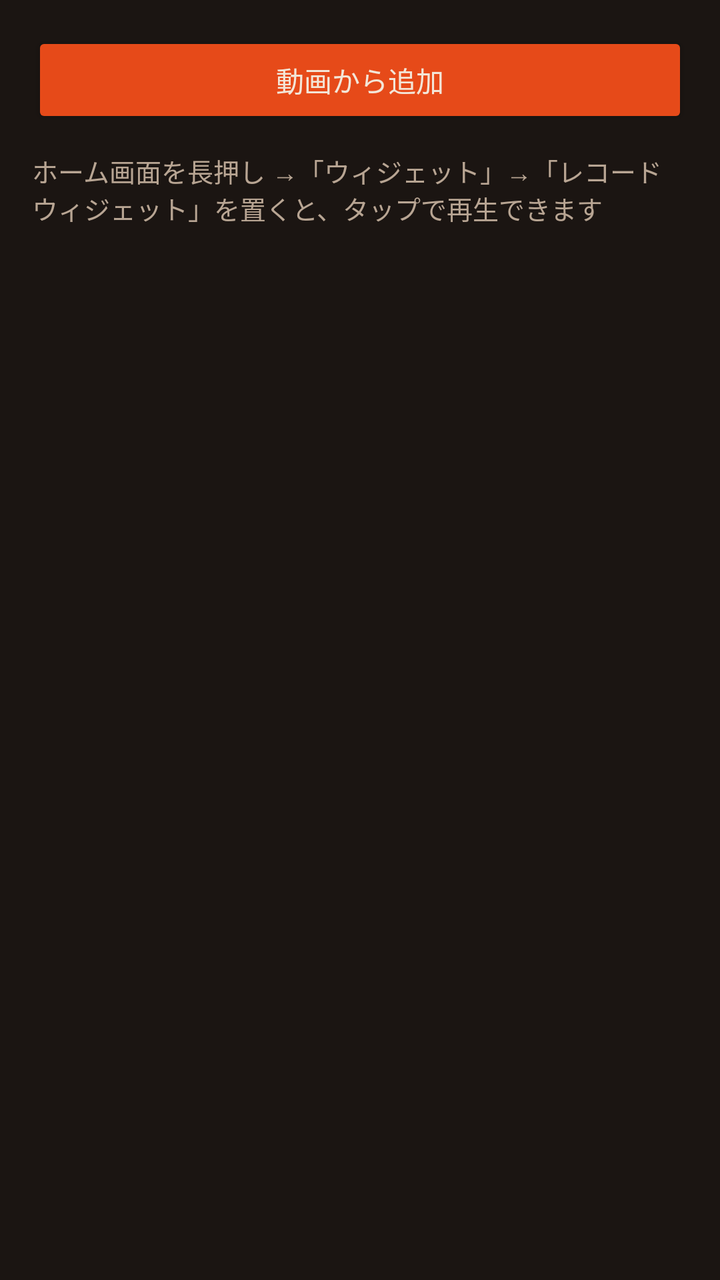
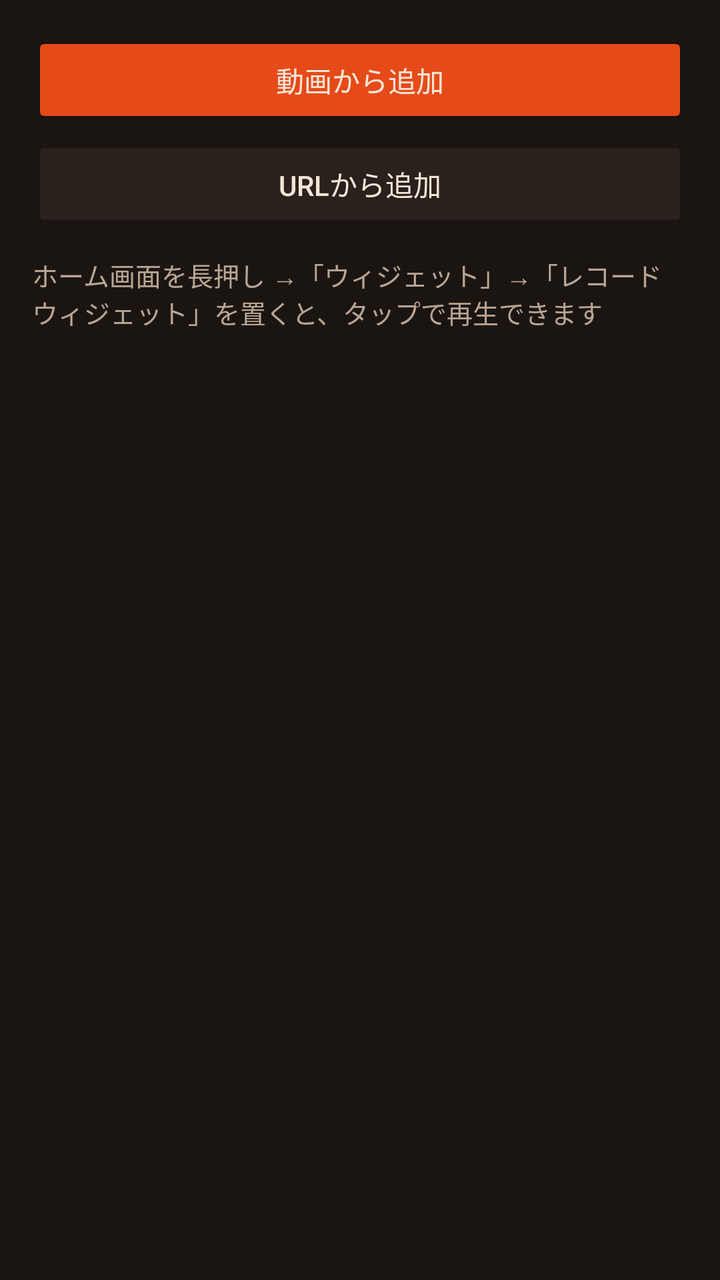

An Android layout rendered at two revisions. The XML below is the earlier revision; the diff shows what the commit changed to produce the second picture.
<!-- AndroidManifest.xml: application theme Theme.RecordWidget -->
<!-- res/layout/activity_main.xml -->
<?xml version="1.0" encoding="utf-8"?>
<LinearLayout xmlns:android="http://schemas.android.com/apk/res/android"
    android:layout_width="match_parent"
    android:layout_height="match_parent"
    android:orientation="vertical"
    android:fitsSystemWindows="true"
    android:padding="16dp">

    <Button
        android:id="@+id/addButton"
        android:layout_width="match_parent"
        android:layout_height="wrap_content"
        android:backgroundTint="@color/shop_accent"
        android:text="@string/add_from_video"
        android:textColor="@color/shop_text" />

    <TextView
        android:id="@+id/progressText"
        android:layout_width="match_parent"
        android:layout_height="wrap_content"
        android:layout_marginTop="8dp"
        android:text="@string/extracting"
        android:textColor="@color/shop_accent"
        android:visibility="gone" />

    <TextView
        android:layout_width="match_parent"
        android:layout_height="wrap_content"
        android:layout_marginTop="12dp"
        android:layout_marginBottom="8dp"
        android:text="@string/hint_widget"
        android:textColor="@color/shop_text_sub"
        android:textSize="13sp" />

    <FrameLayout
        android:layout_width="match_parent"
        android:layout_height="0dp"
        android:layout_weight="1">

        <androidx.recyclerview.widget.RecyclerView
            android:id="@+id/trackList"
            android:layout_width="match_parent"
            android:layout_height="match_parent" />

        <TextView
            android:id="@+id/emptyText"
            android:layout_width="wrap_content"
            android:layout_height="wrap_content"
            android:layout_gravity="center"
            android:gravity="center"
            android:text="@string/empty_list"
            android:textColor="@color/shop_text_sub"
            android:visibility="gone" />
    </FrameLayout>
</LinearLayout>
<!-- resources referenced by this layout -->
<resources>
  <color name="shop_accent">#FFE64A19</color>
  <color name="shop_text">#FFF3E6D8</color>
  <color name="shop_text_sub">#FFB8A593</color>
  <string name="add_from_video">動画から追加</string>
  <string name="empty_list">まだ音声がありません。動画を追加してください</string>
  <string name="extracting">取り出し中…</string>
  <string name="hint_widget">ホーム画面を長押し →「ウィジェット」→「レコードウィジェット」を置くと、タップで再生できます</string>
  <style name="Theme.RecordWidget" parent="Theme.AppCompat">
          <item name="colorPrimary">@color/shop_surface</item>
          <item name="colorPrimaryDark">@color/shop_bg</item>
          <item name="colorAccent">@color/shop_accent</item>
          <item name="android:windowBackground">@color/shop_bg</item>
          <item name="android:textColorPrimary">@color/shop_text</item>
          <item name="android:textColorSecondary">@color/shop_text_sub</item>
      </style>
  <color name="shop_surface">#FF2A211C</color>
  <color name="shop_bg">#FF1B1512</color>
</resources>

<!-- the commit's change to res/layout/activity_main.xml (unified diff, before → after) -->
@@ -12,6 +12,15 @@
         android:layout_height="wrap_content"
         android:backgroundTint="@color/shop_accent"
         android:text="@string/add_from_video"
+        android:textColor="@color/shop_text" />
+
+    <Button
+        android:id="@+id/addUrlButton"
+        android:layout_width="match_parent"
+        android:layout_height="wrap_content"
+        android:layout_marginTop="4dp"
+        android:backgroundTint="@color/shop_surface"
+        android:text="@string/add_from_url"
         android:textColor="@color/shop_text" />
 
     <TextView
<!-- resource entries referenced after the edit -->
@@ -3,6 +3,7 @@
   <color name="shop_accent">#FFE64A19</color>
   <color name="shop_text">#FFF3E6D8</color>
   <color name="shop_text_sub">#FFB8A593</color>
+  <string name="add_from_url">URLから追加</string>
   <string name="add_from_video">動画から追加</string>
   <string name="empty_list">まだ音声がありません。動画を追加してください</string>
   <string name="extracting">取り出し中…</string>
